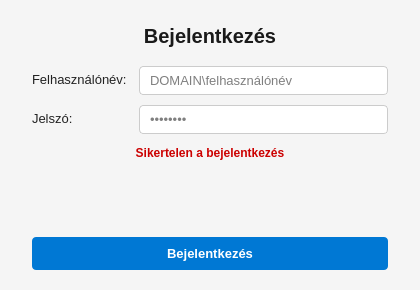
Above: GraFix1.ui from tibor21-panther/GraFix before the change. Below: the same form after it.
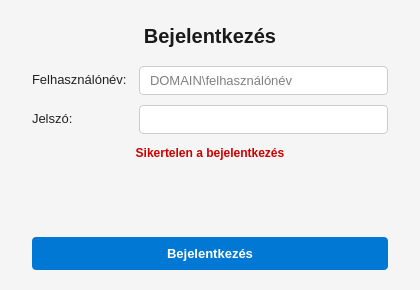
That is the form after the change.

The edit to the form file:
```diff
--- a/GraFix1.ui
+++ b/GraFix1.ui
@@ -95,7 +95,7 @@
         <enum>QLineEdit::Password</enum>
        </property>
        <property name="placeholderText">
-        <string>••••••••</string>
+        <string/>
        </property>
       </widget>
      </item>
```
Left out of the diff: 40 changed lines with no effect on the pictures.
